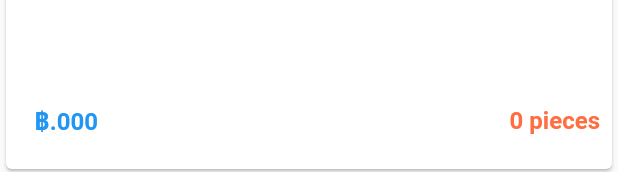
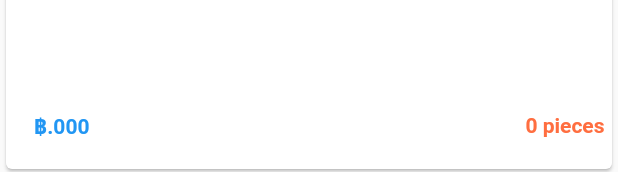
Before and after one commit to piyapong-it/demo1, a Flutter app: the ProductItem widget shown alone on an empty page, opened directly with empty values, on a phone screen of 412 x 824 dp. Shown: the part 1061-1233 px from the top of the screen. Run offline on Flutter 3.47's test engine with Material 2 defaults, Android fonts, the phone set to English and light mode, and no system bars; our stand-ins replace another_flushbar, bloc, dio, equatable, flutter_bloc, google_maps_flutter and 5 more; accounts and stored records are empty; network calls fail.

```diff
--- a/lib/src/pages/home/widgets/product_item.dart
+++ b/lib/src/pages/home/widgets/product_item.dart
@@ -70,7 +70,7 @@ class ProductItem extends StatelessWidget {
 
   Expanded _buildInfo() => Expanded(
         child: Padding(
-          padding: const EdgeInsets.all(8.0),
+          padding: const EdgeInsets.all(5.0),
           child: Column(
             mainAxisAlignment: MainAxisAlignment.spaceBetween,
             crossAxisAlignment: CrossAxisAlignment.start,
@@ -82,7 +82,7 @@ class ProductItem extends StatelessWidget {
                         fontSize: 14,
                         fontWeight: FontWeight.normal,
                       )
-                    : TextStyle(fontSize: 16, fontWeight: FontWeight.bold),
+                    : TextStyle(fontSize: 12, fontWeight: FontWeight.bold),
                 maxLines: 1,
                 overflow: TextOverflow.ellipsis,
               ),
@@ -94,7 +94,7 @@ class ProductItem extends StatelessWidget {
                     child: Text(
                       '฿${formatCurrency.format(product.price)}',
                       style: TextStyle(
-                        fontSize: isGrid ?? false ? 14 : 16,
+                        fontSize: isGrid ?? false ? 12 : 14,
                         fontWeight: FontWeight.bold,
                       ),
                     ),
@@ -102,7 +102,7 @@ class ProductItem extends StatelessWidget {
                   Text(
                     '${formatNumber.format(product.stock)} pieces',
                     style: TextStyle(
-                      fontSize: isGrid ?? false ? 14 : 16,
+                      fontSize: isGrid ?? false ? 12 : 14,
                       fontWeight: FontWeight.bold,
                       color: Colors.deepOrangeAccent,
                     ),
```
Also changed, not shown: webapi_product/images/photo-1683708194035.jpg (added), webapi_product/images/photo-1683708312432.jpg (added), 2 other files.
